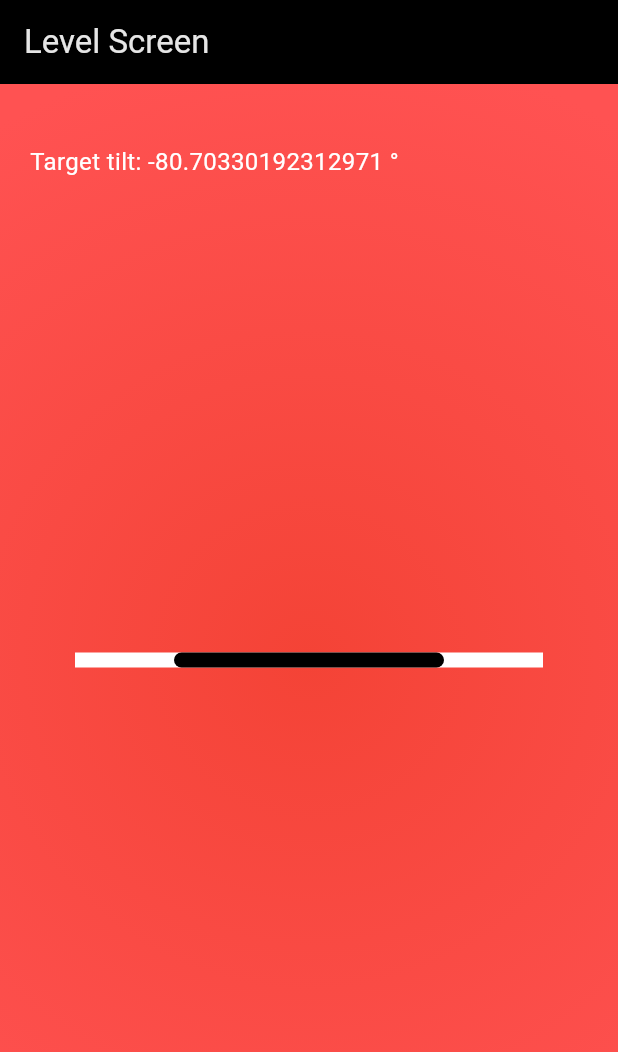
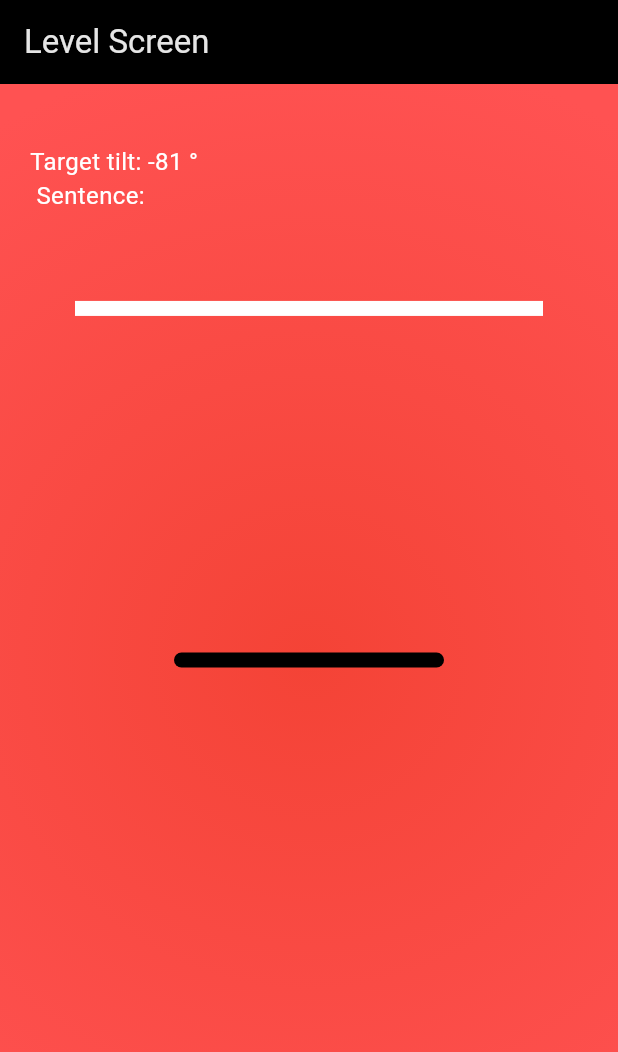
Before and after one commit to FraDepe/i_sonno, a Flutter app: the screen it shows after launch, after a tap on "Level", on a phone screen of 412 x 824 dp. Shown: the top 1052 px of the screen. Run offline on Flutter 3.47's test engine with Material 3 defaults, Android fonts, the phone set to English and light mode, and no system bars; our stand-ins replace file_picker, flutter_local_notifications, flutter_svg, pedometer, permission_handler, sensors_plus and 1 more; missing offline and left inert: alarm, word_generator; statements that could not run were skipped; project files that could hold a hidden picture were left out.

Commit message:
Added target line and started first base for sentence generator

```diff
--- a/lib/sensors/level_screen.dart
+++ b/lib/sensors/level_screen.dart
@@ -4,9 +4,9 @@ import 'dart:math';
 
 import 'package:alarm/alarm.dart';
 import 'package:flutter/material.dart';
-import 'package:pedometer/pedometer.dart';
-import 'package:permission_handler/permission_handler.dart';
 import 'package:sensors_plus/sensors_plus.dart';
+import 'package:word_generator/data/nouns.dart';
+import 'package:word_generator/word_generator.dart';
 
 class LevelScreen extends StatefulWidget {
   const LevelScreen({required this.alarmId, super.key});
@@ -26,6 +26,8 @@ class _LevelScreenState extends State<LevelScreen> {
 
   double targetY = 0;
 
+  String sentence = '';
+
   //int x = 0;
   //int y = 0;
   //double xDotPosition = 0;
@@ -35,15 +37,18 @@ class _LevelScreenState extends State<LevelScreen> {
     Colors.red,
     Colors.redAccent,
   ];
-  List<ColorSwatch<int>> correctColors = [  //TODO giallo?
+  List<ColorSwatch<int>> correctColors = [  //TODO giallo? oppure facciamo in modo che la linea diventa unica (target + inclinazione) e dello stesso colore
     Colors.green,
     Colors.greenAccent,
   ];
+
+//TODO Nonappena la linea è allineata con quella target, l'app comincia ad ascolare
 
   @override
   void initState() {
     super.initState();
 
+    generateRandomSentence();
     generateRandomTargetTilt();
 
     _accSub = accelerometerEventStream().listen((event) {
@@ -57,7 +62,7 @@ class _LevelScreenState extends State<LevelScreen> {
         //yDotPosition = getYDotPosition(event.y);
         //isCorrectLevel = isCorrectLevel = isWithinTolerance(_average(_yValues) * 9.8, 0.35) /*&& isWithinTolerance(event.x, 0.35)*/;
         isCorrectLevel = (_average(_yValues) - targetY).abs() < 0.015;
-        debugPrint((event.y * 10).round().toString());
+        //debugPrint((atan(_average(_yValues) * 9.8) * (180 / pi)).round().toString());
       });
     });
   }
@@ -107,7 +112,13 @@ class _LevelScreenState extends State<LevelScreen> {
 
   void generateRandomTargetTilt() {
     final random = Random();
-   targetY = (random.nextDouble() * 1.6) - 0.8; // -0.8 to +0.8
+    targetY = (random.nextDouble() * 1.6) - 0.8; // -0.8 to +0.8
+  }
+
+  void generateRandomSentence() {
+    final wordGenerator = WordGenerator();
+    sentence = wordGenerator.randomSentence(3);
+    debugPrint(sentence);
   }
 
   List<ColorSwatch<int>> getBackgroundColor() {
@@ -145,13 +156,13 @@ class _LevelScreenState extends State<LevelScreen> {
             top: 40,
             left: 20,
             child: Text(
-              'Target tilt: ${atan(targetY * 9.8) * (180 / pi)} °',
+              'Target tilt: ${(atan(targetY * 9.8) * (180 / pi)).round()} ° \n Sentence: $sentence',
               style: const TextStyle(color: Colors.white, fontSize: 16),
             ),
           ),
-          const Align(
-            alignment: Alignment.center,
-            child: Divider(
+          Align(
+            alignment: Alignment(0, targetY),
+            child: const Divider(
               color: Colors.white,
               thickness: 10,
               indent: 50,
--- a/pubspec.yaml
+++ b/pubspec.yaml
@@ -23,6 +23,7 @@ dependencies:
   timezone: ^0.10.0
   url_launcher: ^6.3.1
   flutter_svg: ^2.0.7
+  word_generator: ^0.5.0
 
 dev_dependencies:
   flutter_test:
```
Also changed, not shown: pubspec.lock.
